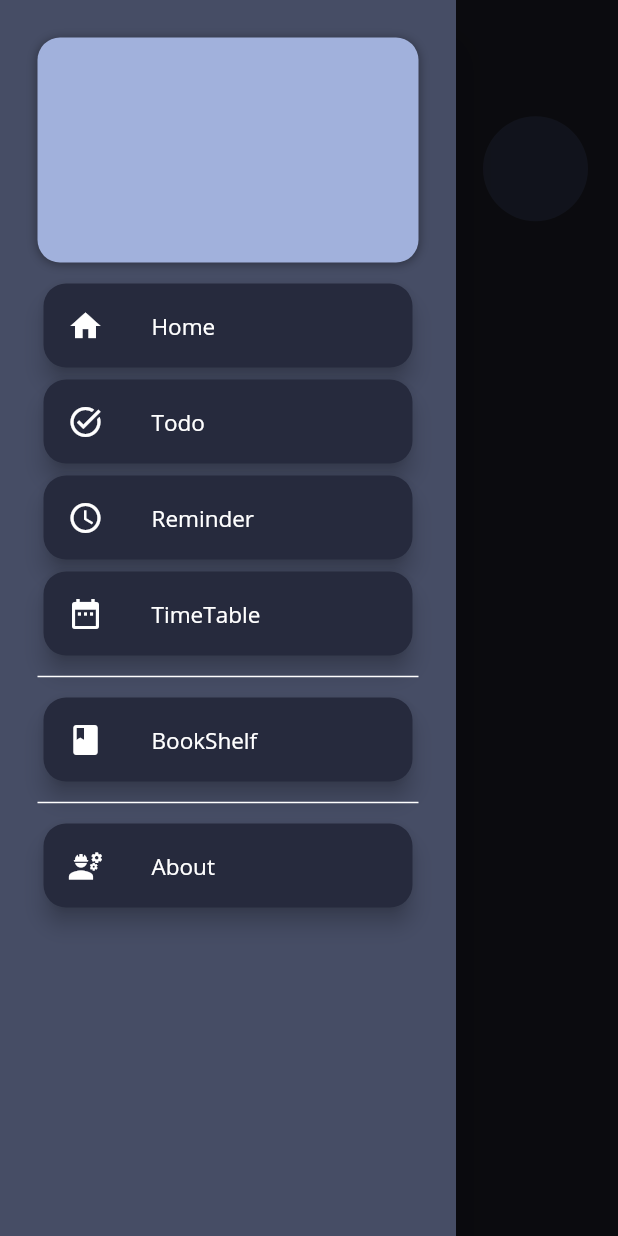
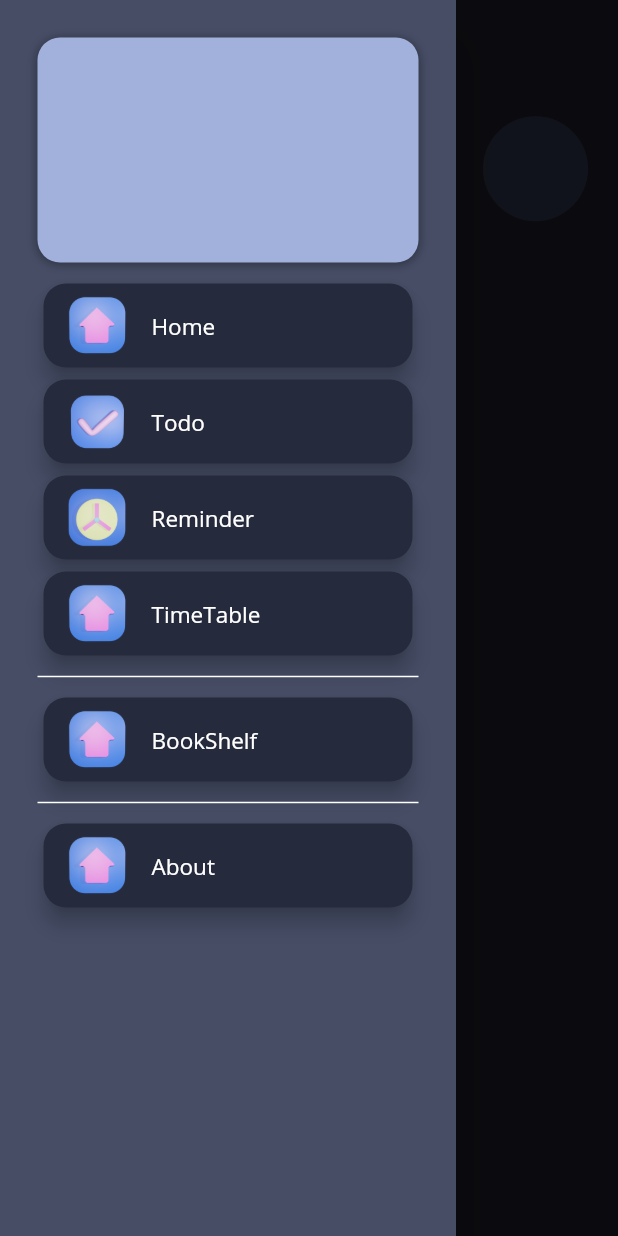
Before and after one commit to sushantdev-git/Ttooler, a Flutter app: the HomePage screen opened directly, with the side drawer open, on a phone screen of 412 x 824 dp. Run offline on Flutter 3.47's test engine with Material 2 defaults, Android fonts, the phone set to English and light mode, and no system bars.

Commit message:
added some image icon to project and added it ot the drawer

```diff
--- a/lib/widgets/drawer.dart
+++ b/lib/widgets/drawer.dart
@@ -29,14 +29,14 @@ class DrawerWidget extends StatelessWidget {
               ),
             ),
             const SizedBox(height: 10,),
-            const DrawerItem(icon: Icons.home, title: "Home"),
-            const DrawerItem(icon: Icons.task_alt, title: "Todo"),
-            const DrawerItem(icon: Icons.schedule, title: "Reminder"),
-            const DrawerItem(icon: Icons.date_range, title: "TimeTable"),
+            const DrawerItem(iconAddress: "assets/images/icon_images/home.png", title: "Home"),
+            const DrawerItem(iconAddress: "assets/images/icon_images/todo_icon.png", title: "Todo"),
+            const DrawerItem(iconAddress: "assets/images/icon_images/reminder1.png", title: "Reminder"),
+            const DrawerItem(iconAddress: "assets/images/icon_images/home.png", title: "TimeTable"),
             const Divider(height: 20, thickness: 1, color: Colors.white,),
-            const DrawerItem(icon: Icons.book, title: "BookShelf"),
+            const DrawerItem(iconAddress: "assets/images/icon_images/home.png", title: "BookShelf"),
             const Divider(height: 20, thickness: 1, color: Colors.white,),
-            const DrawerItem(icon: Icons.engineering, title: "About"),
+            const DrawerItem(iconAddress: "assets/images/icon_images/home.png", title: "About"),
           ],
         )
       )
@@ -46,10 +46,10 @@ class DrawerWidget extends StatelessWidget {
 
 class DrawerItem extends StatelessWidget {
 
-  final IconData icon;
+  final String iconAddress;
   final String title;
 
-  const DrawerItem({required this.icon, required this.title});
+  const DrawerItem({required this.iconAddress, required this.title});
 
   @override
   Widget build(BuildContext context) {
@@ -58,7 +58,11 @@ class DrawerItem extends StatelessWidget {
       elevation: 6,
       shape: RoundedRectangleBorder(borderRadius: BorderRadius.circular(15)),
       child: ListTile(
-        leading: Icon(icon, color: Colors.white,),
+        leading: Container(
+          height: 40,
+          width: 40,
+          child : Image.asset(iconAddress),
+        ),
         title: Text(title, style: TextStyle(
           fontSize: 15,
         ),),
--- a/pubspec.yaml
+++ b/pubspec.yaml
@@ -47,6 +47,7 @@ flutter:
   # To add assets to your application, add an assets section, like this:
   assets:
     - assets/images/
+    - assets/images/icon_images/
 
   # An image asset can refer to one or more resolution-specific "variants", see
   # https://flutter.dev/assets-and-images/#resolution-aware.
```
